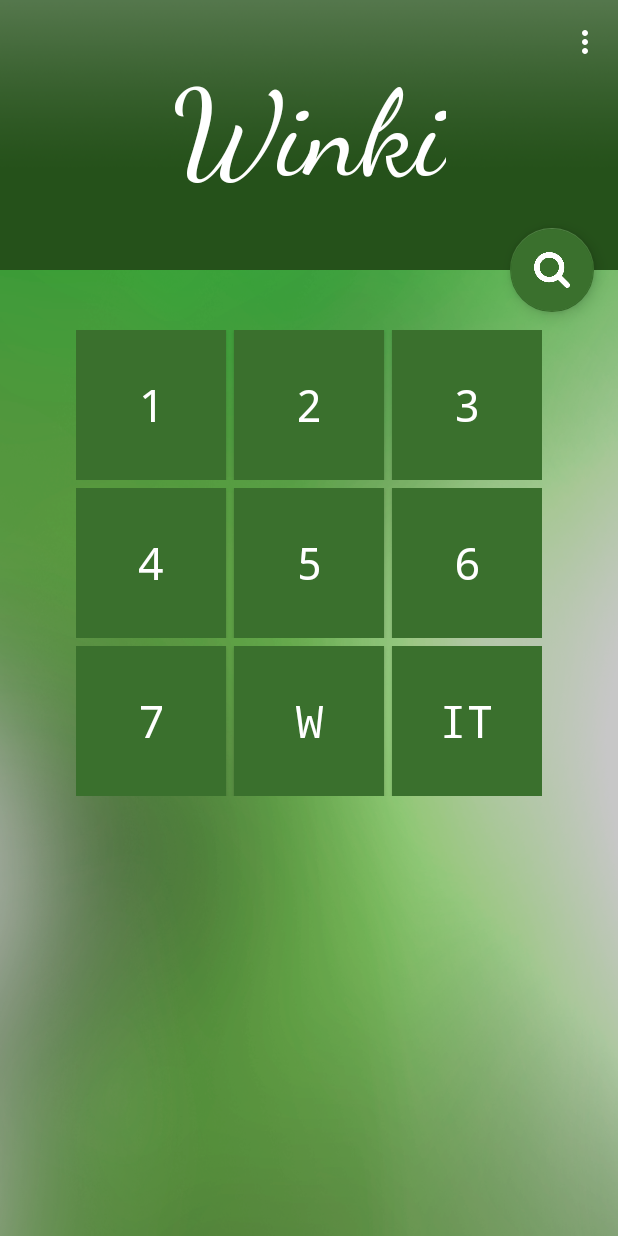
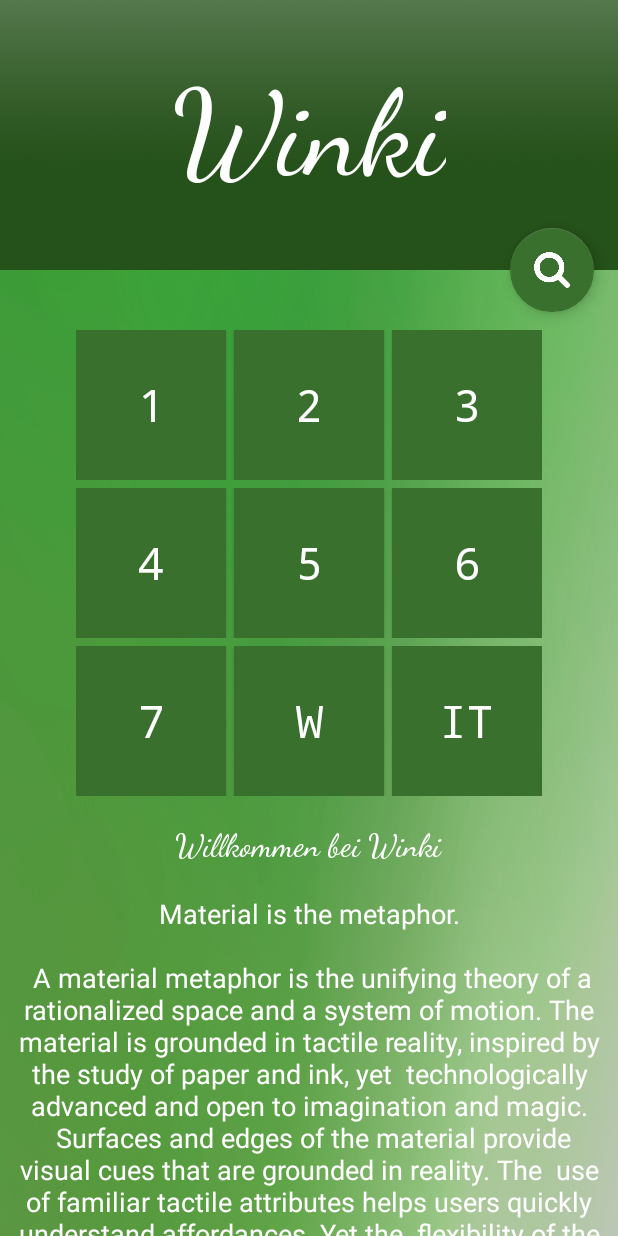
Before and after one commit to frickD/winki, an Android app: the screen it shows after launch (Main_Activity), on a phone screen of 412 x 824 dp. Run offline under Robolectric (Android 15) with nearby library versions, the phone set to English and light mode, and no system bars.

```diff
--- a/app/src/main/java/hochschule/winki/Main_Activity.java
+++ b/app/src/main/java/hochschule/winki/Main_Activity.java
@@ -23,8 +23,6 @@ import java.util.HashMap;
 public class Main_Activity extends AppCompatActivity {
     private ListView lv;
     private HashMap<String, String[]> objectMap;
-    private HashMap<String, String> wikiTitleMap;
-    public static String WikiTitleBundleKey = "wikiTitle";
     public static String ArticleTitleBundleKey = "Title";
     private LinearLayout searchLayout;
     private boolean isBackOnSemester = true;
@@ -42,29 +40,6 @@ public class Main_Activity extends AppCompatActivity {
         searchLayout = (LinearLayout) findViewById(R.id.search_layout);
         setSearchButtonListener();
         objectMap = Subjects.getObjectMap();
-        wikiTitleMap = Subjects.getWikipediaTitle();
-    }
-
-    @Override
-    public boolean onCreateOptionsMenu(Menu menu) {
-        // Inflate the menu; this adds items to the action bar if it is present.
-        getMenuInflater().inflate(R.menu.menu_main, menu);
-        return true;
-    }
-
-    @Override
-    public boolean onOptionsItemSelected(MenuItem item) {
-        // Handle action bar item clicks here. The action bar will
-        // automatically handle clicks on the Home/Up button, so long
-        // as you specify a parent activity in AndroidManifest.xml.
-        int id = item.getItemId();
-
-        //noinspection SimplifiableIfStatement
-        if (id == R.id.action_settings) {
-            Toast.makeText(this, "Settings ausgewählt", Toast.LENGTH_LONG).show();
-            return true;
-        }
-        return super.onOptionsItemSelected(item);
     }
 
     public void onFirstSemester(View view) {
@@ -98,7 +73,6 @@ public class Main_Activity extends AppCompatActivity {
     public void onFifthSemester (View view) {
         Intent myIntent = new Intent(Main_Activity.this, WikipediaItem.class);
         Bundle b = new Bundle();
-        b.putString(WikiTitleBundleKey, "Praxissemester");
         b.putString(ArticleTitleBundleKey, "Praxissemester");
         myIntent.putExtras(b);
         startActivity(myIntent);
@@ -114,7 +88,6 @@ public class Main_Activity extends AppCompatActivity {
     public void onSeventhSemester (View view) {
         Intent myIntent = new Intent(Main_Activity.this, WikipediaItem.class);
         Bundle b = new Bundle();
-        b.putString(WikiTitleBundleKey, "Bachelorarbeit");
         b.putString(ArticleTitleBundleKey, "Bachelorarbeit");
         myIntent.putExtras(b);
         startActivity(myIntent);
@@ -160,7 +133,6 @@ public class Main_Activity extends AppCompatActivity {
                     public void onItemClick(AdapterView<?> parent, View view, int position, long id) {
                         Intent myIntent = new Intent(Main_Activity.this, WikipediaItem.class);
                         Bundle b = new Bundle();
-                        b.putString(WikiTitleBundleKey, wikiTitleMap.get(givenSubject[position]));
                         b.putString(ArticleTitleBundleKey, givenSubject[position]);
                         myIntent.putExtras(b);
                         startActivity(myIntent);
--- a/app/src/main/res/layout/content_main_.xml
+++ b/app/src/main/res/layout/content_main_.xml
@@ -182,9 +182,19 @@
                 android:layout_width="wrap_content"
                 android:layout_gravity="center_horizontal"
                 android:layout_height="wrap_content"
-                android:text=""
-                android:fontFamily="sans-serif"
+                android:text="Willkommen bei Winki"
+                android:fontFamily="cursive"
+                style="@style/texttest"
                 android:textColor="@android:color/background_light" />
+
+            <TextView
+                android:layout_marginTop="20dp"
+                android:layout_gravity="center_horizontal"
+                android:gravity="center_horizontal"
+                style="@style/article"
+                android:layout_width="match_parent"
+                android:text="@string/large_text"
+                android:layout_height="wrap_content" />
         </LinearLayout>
 
 
```
Also changed, not shown: app/src/main/java/hochschule/winki/WikipediaItem.java (+7 -25 lines).
